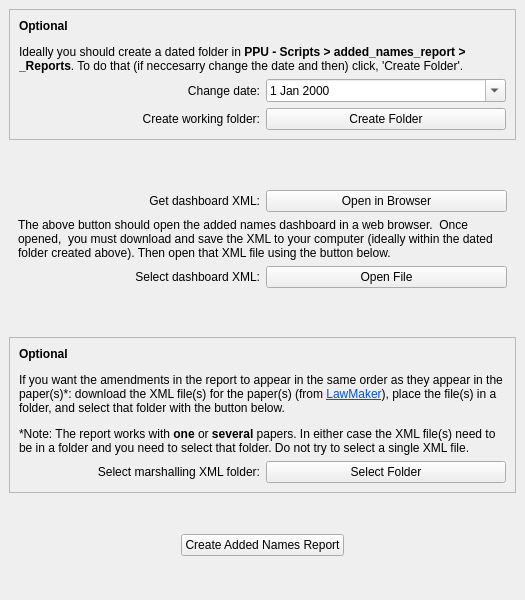
First picture: the form in python/ui/addedNames.ui, repository hoc-ppu/lawchecker, before the edit.
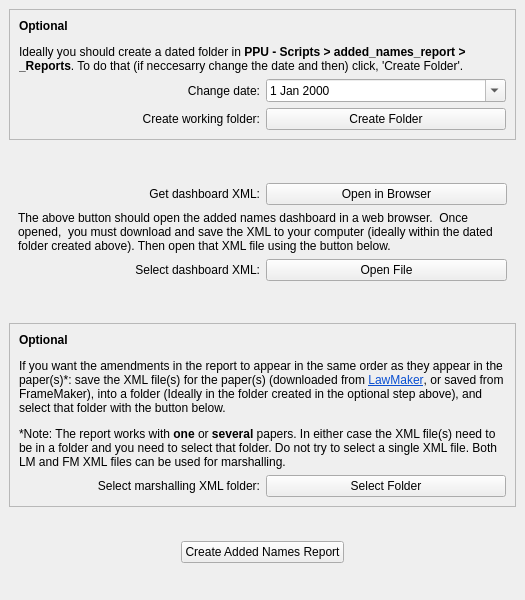
Second picture: the form after the edit.

Commit message: Add explenation marshalling works with both FM & LM XML

What changed in the file:
```diff
--- a/python/ui/addedNames.ui
+++ b/python/ui/addedNames.ui
@@ -180,7 +180,7 @@
        <item row="0" column="0" colspan="2">
         <widget class="QLabel" name="label_2">
          <property name="text">
-          <string>&lt;html&gt;&lt;head/&gt;&lt;body&gt;&lt;p&gt;&lt;span style=&quot; font-weight:700;&quot;&gt;Optional&lt;/span&gt;&lt;/p&gt;&lt;p&gt;If you want the amendments in the report to appear in the same order as they appear in the paper(s)*: download the XML file(s) for the paper(s) (from &lt;a href=&quot;https://lawmaker.legislation.gov.uk/&quot;&gt;&lt;span style=&quot; text-decoration: underline; color:#094fd1;&quot;&gt;LawMaker&lt;/span&gt;&lt;/a&gt;), place the file(s) in a folder, and select that folder with the button below.&lt;/p&gt;&lt;p&gt;*Note: The report works with &lt;span style=&quot; font-weight:700;&quot;&gt;one&lt;/span&gt; or &lt;span style=&quot; font-weight:700;&quot;&gt;several&lt;/span&gt; papers. In either case the XML file(s) need to be in a folder and you need to select that folder. Do not try to select a single XML file.&lt;/p&gt;&lt;/body&gt;&lt;/html&gt;</string>
+          <string>&lt;html&gt;&lt;head/&gt;&lt;body&gt;&lt;p&gt;&lt;span style=&quot; font-weight:700;&quot;&gt;Optional&lt;/span&gt;&lt;/p&gt;&lt;p&gt;If you want the amendments in the report to appear in the same order as they appear in the paper(s)*: save the XML file(s) for the paper(s) (downloaded from &lt;a href=&quot;https://lawmaker.legislation.gov.uk/&quot;&gt;&lt;span style=&quot; text-decoration: underline; color:#094fd1;&quot;&gt;LawMaker&lt;/span&gt;&lt;/a&gt;, or saved from FrameMaker), into a folder (Ideally in the folder created in the optional step above), and select that folder with the button below.&lt;/p&gt;&lt;p&gt;*Note: The report works with &lt;span style=&quot; font-weight:700;&quot;&gt;one&lt;/span&gt; or &lt;span style=&quot; font-weight:700;&quot;&gt;several&lt;/span&gt; papers. In either case the XML file(s) need to be in a folder and you need to select that folder. Do not try to select a single XML file. Both LM and FM XML files can be used for marshalling.&lt;/p&gt;&lt;/body&gt;&lt;/html&gt;</string>
          </property>
          <property name="wordWrap">
           <bool>true</bool>
```
